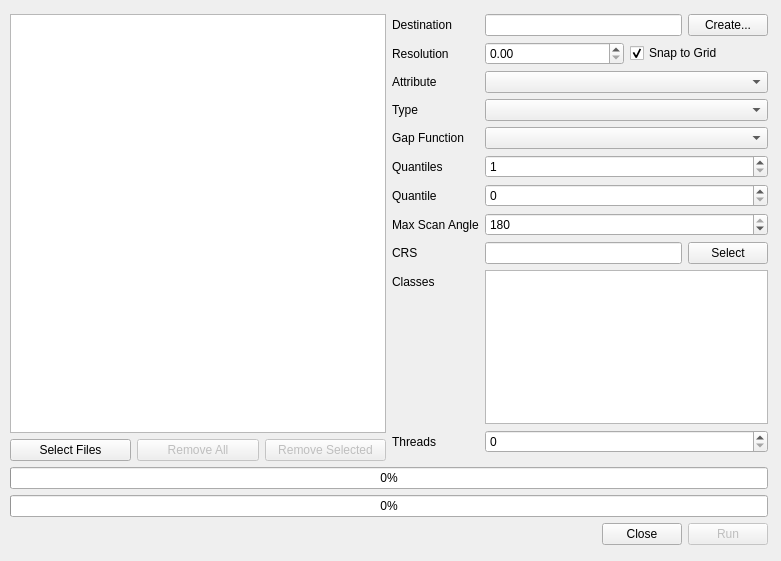
Before: the Qt Designer form src/apps/pointstats.ui in zxgdll/geotools, drawn with Qt 5.
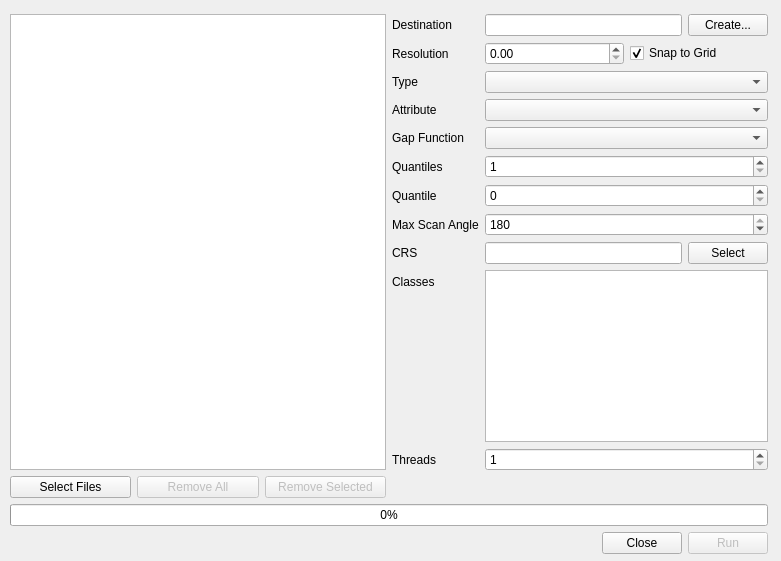
After: the same form once the commit is applied.

```diff
--- a/src/apps/pointstats.ui
+++ b/src/apps/pointstats.ui
@@ -19,10 +19,10 @@
      <x>10</x>
      <y>14</y>
      <width>758</width>
-     <height>531</height>
+     <height>540</height>
     </rect>
    </property>
-   <layout class="QVBoxLayout" name="verticalLayout" stretch="1,0,1,0">
+   <layout class="QVBoxLayout" name="verticalLayout" stretch="1,1,0">
     <property name="sizeConstraint">
      <enum>QLayout::SetDefaultConstraint</enum>
     </property>
@@ -130,25 +130,25 @@
          </layout>
         </item>
         <item row="2" column="0">
-         <widget class="QLabel" name="lblAttribute">
-          <property name="text">
-           <string>Attribute</string>
-          </property>
-         </widget>
-        </item>
-        <item row="2" column="1">
-         <widget class="QComboBox" name="cboAttribute"/>
-        </item>
-        <item row="3" column="0">
          <widget class="QLabel" name="lblType">
           <property name="text">
            <string>Type</string>
           </property>
          </widget>
         </item>
-        <item row="3" column="1">
+        <item row="2" column="1">
          <widget class="QComboBox" name="cboType"/>
         </item>
+        <item row="3" column="0">
+         <widget class="QLabel" name="lblAttribute">
+          <property name="text">
+           <string>Attribute</string>
+          </property>
+         </widget>
+        </item>
+        <item row="3" column="1">
+         <widget class="QComboBox" name="cboAttribute"/>
+        </item>
         <item row="4" column="0">
          <widget class="QLabel" name="lblGapFunction">
           <property name="text">
@@ -259,7 +259,11 @@
          </widget>
         </item>
         <item row="10" column="1">
-         <widget class="QSpinBox" name="spnThreads"/>
+         <widget class="QSpinBox" name="spnThreads">
+          <property name="minimum">
+           <number>1</number>
+          </property>
+         </widget>
         </item>
         <item row="11" column="1">
          <spacer name="verticalSpacer">
@@ -278,13 +282,6 @@
       </item>
      </layout>
     </item>
-    <item>
-     <widget class="QProgressBar" name="prgFile">
-      <property name="value">
-       <number>0</number>
-      </property>
-     </widget>
-    </item>
     <item>
      <widget class="QProgressBar" name="prgOverall">
       <property name="value">
```
